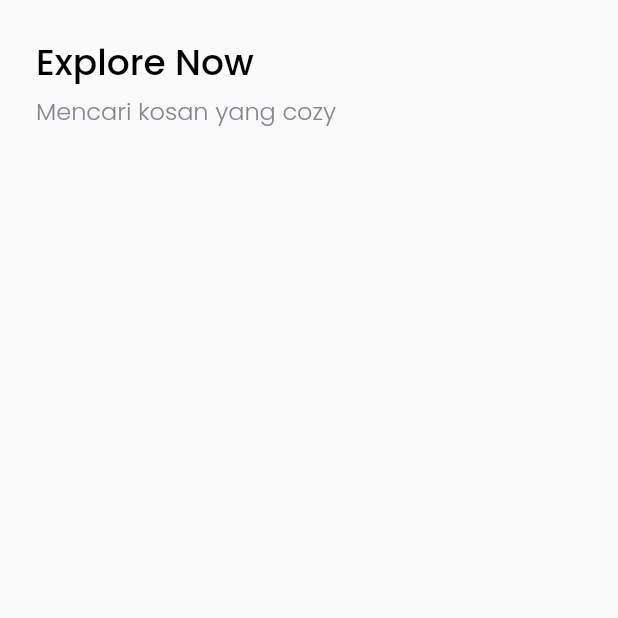
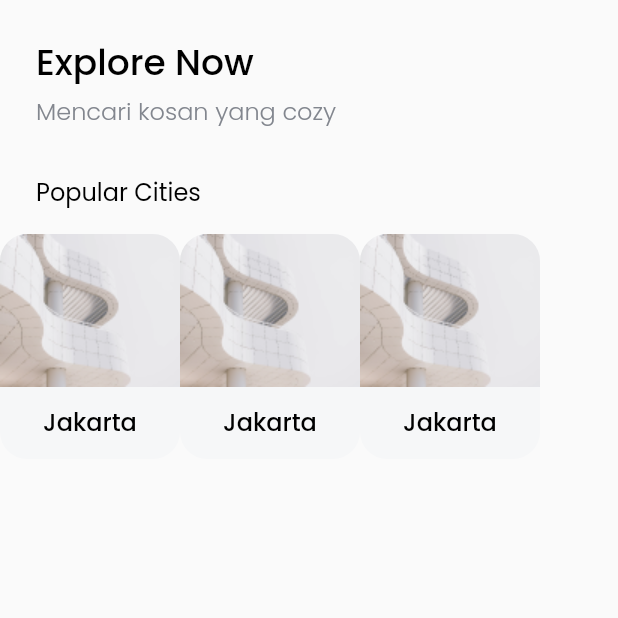
Before and after one commit to alvienadd/rifqi_dart_flutter_dev, a Flutter app: the HomePage screen opened directly, on a phone screen of 412 x 824 dp, the top half of it. Run offline on Flutter 3.47's test engine with Material 2 defaults, Android fonts, the phone set to English and light mode, and no system bars; our stand-ins replace google_fonts.

Commit message:
Popular Cites Part 1

```diff
--- a/lib/pages/home_page.dart
+++ b/lib/pages/home_page.dart
@@ -1,5 +1,6 @@
 import 'package:flutter/material.dart';
 import 'package:rifqi_dart_flutter_dev/theme.dart';
+import 'package:rifqi_dart_flutter_dev/widgets/city_card.dart';
 
 class HomePage extends StatelessWidget {
   @override
@@ -25,7 +26,21 @@ class HomePage extends StatelessWidget {
                     'Mencari kosan yang cozy',
                     style: greyTextStyle.copyWith(fontSize: 16),
                   )),
-              SizedBox(height: 30)
+              SizedBox(height: 30),
+              Padding(
+                  padding: EdgeInsets.only(left: 24),
+                  child: Text(
+                    'Popular Cities',
+                    style: regularTextStyle.copyWith(fontSize: 16),
+                  )),
+              SizedBox(height: 16),
+              Container(
+                height: 150,
+                child: ListView(
+                  scrollDirection: Axis.horizontal,
+                  children: [CityCard(), CityCard(), CityCard()],
+                ),
+              )
             ],
           )),
     ));
--- a/lib/theme.dart
+++ b/lib/theme.dart
@@ -20,3 +20,6 @@ TextStyle greyTextStyle =
 
 TextStyle purpleTextStyle =
     GoogleFonts.poppins(fontWeight: FontWeight.w500, color: purpleColor);
+
+TextStyle regularTextStyle =
+    GoogleFonts.poppins(fontWeight: FontWeight.w400, color: blackColor);
--- /dev/null
+++ b/lib/widgets/city_card.dart
@@ -0,0 +1,29 @@
+import 'package:flutter/material.dart';
+import 'package:rifqi_dart_flutter_dev/theme.dart';
+
+class CityCard extends StatelessWidget {
+  @override
+  Widget build(BuildContext context) {
+    return ClipRRect(
+        borderRadius: BorderRadius.circular(18),
+        child: Container(
+            height: 150,
+            width: 120,
+            color: Color(0xffF6F7F8),
+            child: Column(
+              children: [
+                Image.asset(
+                  'assets/city1.png',
+                  width: 120,
+                  height: 102,
+                  fit: BoxFit.cover,
+                ),
+                SizedBox(height: 11),
+                Text(
+                  "Jakarta",
+                  style: blackTextStyle.copyWith(fontSize: 16),
+                )
+              ],
+            )));
+  }
+}
```
